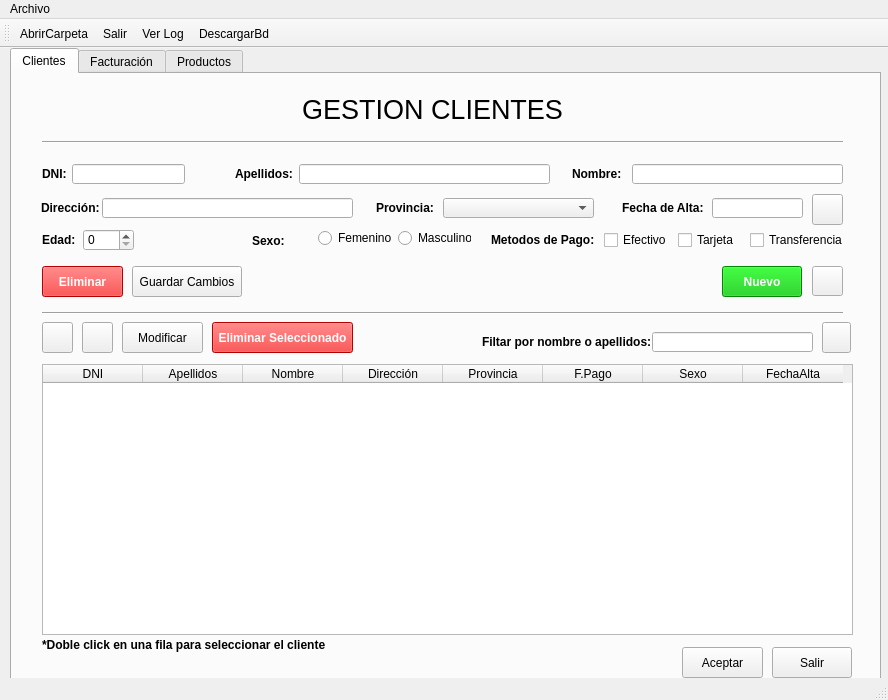
First picture: the form in UiGestionClientes.ui, repository arlumno/DI-ProyectoUI, before the edit.
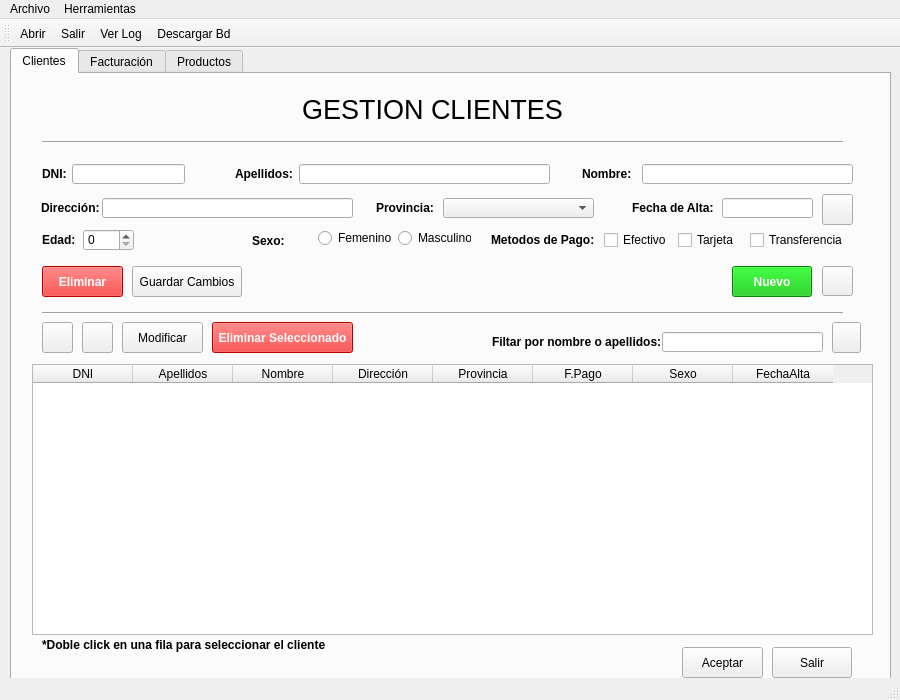
Second picture: the form after the edit. Icons and pictures are not drawn.

```diff
--- a/UiGestionClientes.ui
+++ b/UiGestionClientes.ui
@@ -6,7 +6,7 @@
    <rect>
     <x>0</x>
     <y>0</y>
-    <width>888</width>
+    <width>900</width>
     <height>700</height>
    </rect>
   </property>
@@ -18,13 +18,13 @@
   </property>
   <property name="minimumSize">
    <size>
-    <width>888</width>
+    <width>900</width>
     <height>700</height>
    </size>
   </property>
   <property name="maximumSize">
    <size>
-    <width>888</width>
+    <width>900</width>
     <height>700</height>
    </size>
   </property>
@@ -37,7 +37,7 @@
      <rect>
       <x>10</x>
       <y>0</y>
-      <width>871</width>
+      <width>881</width>
       <height>651</height>
      </rect>
     </property>
@@ -105,7 +105,7 @@
      <widget class="QLabel" name="label_9">
       <property name="geometry">
        <rect>
-        <x>610</x>
+        <x>620</x>
         <y>126</y>
         <width>81</width>
         <height>16</height>
@@ -226,7 +226,7 @@
      <widget class="QLineEdit" name="etNombre">
       <property name="geometry">
        <rect>
-        <x>620</x>
+        <x>630</x>
         <y>90</y>
         <width>211</width>
         <height>20</height>
@@ -322,7 +322,7 @@
      <widget class="QLabel" name="label_3">
       <property name="geometry">
        <rect>
-        <x>560</x>
+        <x>570</x>
         <y>92</y>
         <width>61</width>
         <height>16</height>
@@ -360,7 +360,7 @@
      <widget class="QPushButton" name="bCalendar">
       <property name="geometry">
        <rect>
-        <x>800</x>
+        <x>810</x>
         <y>120</y>
         <width>31</width>
         <height>31</height>
@@ -383,7 +383,7 @@
      <widget class="QLineEdit" name="etFechaAlta">
       <property name="geometry">
        <rect>
-        <x>700</x>
+        <x>710</x>
         <y>124</y>
         <width>91</width>
         <height>20</height>
@@ -451,9 +451,9 @@
      <widget class="QTableWidget" name="tablaDatos">
       <property name="geometry">
        <rect>
-        <x>30</x>
+        <x>20</x>
         <y>290</y>
-        <width>811</width>
+        <width>841</width>
         <height>271</height>
        </rect>
       </property>
@@ -504,7 +504,7 @@
      <widget class="QPushButton" name="bFiltrarClientes">
       <property name="geometry">
        <rect>
-        <x>810</x>
+        <x>820</x>
         <y>248</y>
         <width>29</width>
         <height>31</height>
@@ -533,7 +533,7 @@
      <widget class="QLineEdit" name="etFiltro">
       <property name="geometry">
        <rect>
-        <x>640</x>
+        <x>650</x>
         <y>258</y>
         <width>161</width>
         <height>20</height>
@@ -572,7 +572,7 @@
      <widget class="QPushButton" name="bNuevoCliente">
       <property name="geometry">
        <rect>
-        <x>710</x>
+        <x>720</x>
         <y>192</y>
         <width>80</width>
         <height>31</height>
@@ -650,7 +650,7 @@
      <widget class="QLabel" name="label_10">
       <property name="geometry">
        <rect>
-        <x>470</x>
+        <x>480</x>
         <y>258</y>
         <width>171</width>
         <height>20</height>
@@ -669,7 +669,7 @@
      <widget class="QPushButton" name="bLimpiarCampos">
       <property name="geometry">
        <rect>
-        <x>800</x>
+        <x>810</x>
         <y>192</y>
         <width>31</width>
         <height>30</height>
@@ -805,7 +805,7 @@
     <rect>
      <x>0</x>
      <y>0</y>
-     <width>888</width>
+     <width>900</width>
      <height>21</height>
     </rect>
    </property>
@@ -816,7 +816,19 @@
     <addaction name="actionSalir"/>
     <addaction name="actionLog"/>
    </widget>
+   <widget class="QMenu" name="menuHerramientas">
+    <property name="title">
+     <string>Herramientas</string>
+    </property>
+    <addaction name="actionImportar_Datos"/>
+    <addaction name="separator"/>
+    <addaction name="actionDescargarBd"/>
+    <addaction name="actionRestaurarBD"/>
+    <addaction name="separator"/>
+    <addaction name="actionBorrarBD"/>
+   </widget>
    <addaction name="menuArchivo"/>
+   <addaction name="menuHerramientas"/>
   </widget>
   <widget class="QStatusBar" name="statusbar"/>
   <widget class="QToolBar" name="toolBar">
@@ -867,7 +879,7 @@
      <normaloff>:/iconos/folder.png</normaloff>:/iconos/folder.png</iconset>
    </property>
    <property name="text">
-    <string>AbrirCarpeta</string>
+    <string>Abrir</string>
    </property>
    <property name="shortcut">
     <string>Ctrl+A</string>
@@ -879,7 +891,7 @@
      <normaloff>:/iconos/download.png</normaloff>:/iconos/download.png</iconset>
    </property>
    <property name="text">
-    <string>DescargarBd</string>
+    <string>Descargar Bd</string>
    </property>
    <property name="shortcut">
     <string>Ctrl+D</string>
```
Left out of the diff: 20 changed lines with no effect on the pictures.
